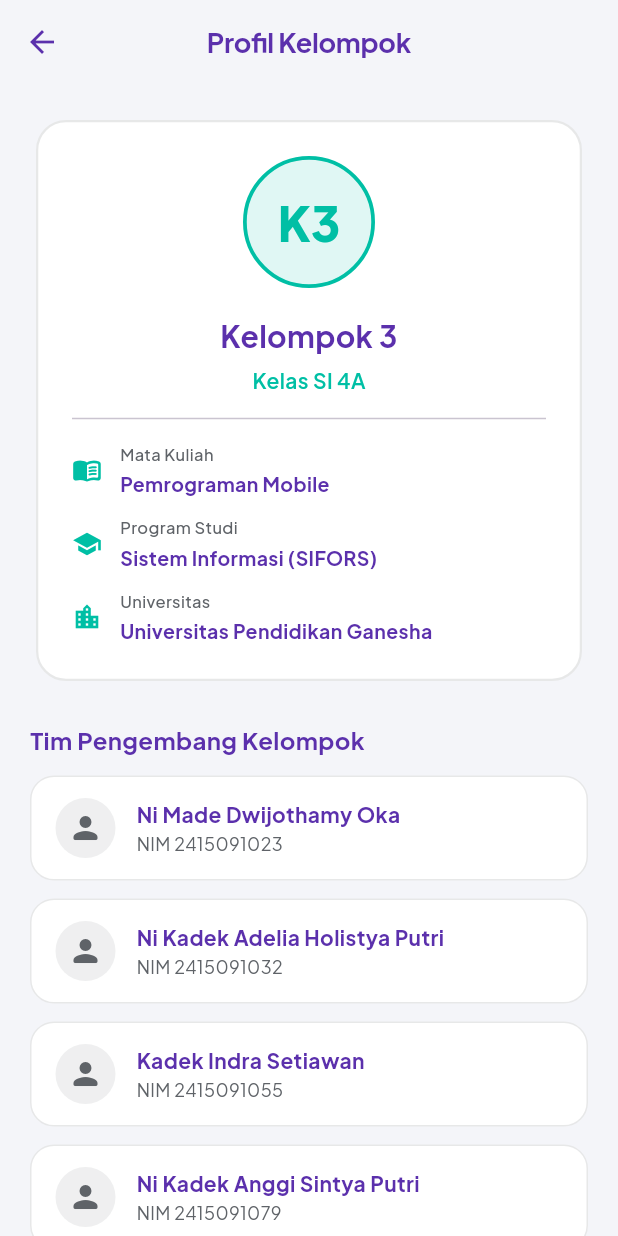
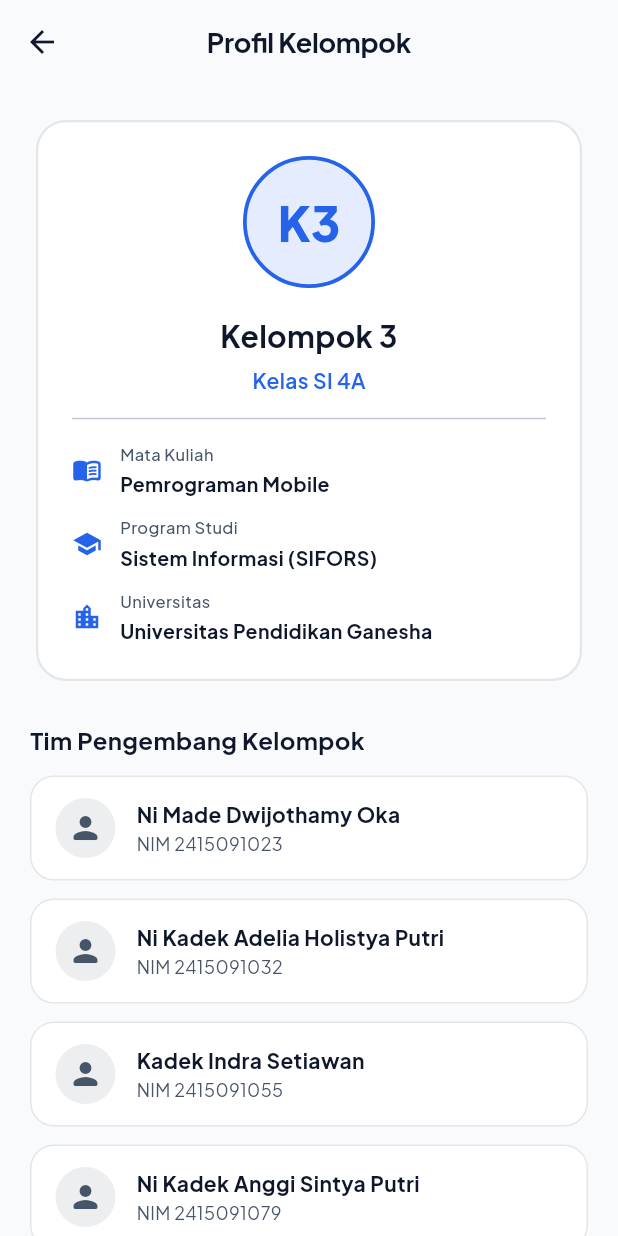
Before and after one commit to dwika26/presensi_app, a Flutter app: the ProfilPage screen opened directly, on a phone screen of 412 x 824 dp. Run offline on Flutter 3.47's test engine with Material 3 defaults, Android fonts, the light colour scheme and no system bars; our stand-ins replace device_preview, flutter_bloc, google_fonts, image_picker, permission_handler; network calls fail.

Commit message:
Update colors from purple/teal to premium navy and royal blue

```diff
--- a/lib/config/app_theme.dart
+++ b/lib/config/app_theme.dart
@@ -5,13 +5,13 @@ import 'package:google_fonts/google_fonts.dart';
 class AppColors {
   AppColors._();
 
-  static const inkNavy = Color(0xFF5B30AC); // Deep Purple (Primary/Text)
+  static const inkNavy = Color(0xFF0F172A); // Deep Navy (Primary/Text)
   static const navySurface = Color(0xFFFFFFFF); // Clean White (Cards)
-  static const brass = Color(0xFF00BFA5); // Vibrant Teal (Accents)
+  static const brass = Color(0xFF2563EB); // Royal Blue Accent (Replaces Teal Accent)
   static const ivory = Color(0xFFFFFFFF); // Pure White
-  static const parchment = Color(0xFFF4F5F9); // Light Grey/Purple (Background)
-  static const charcoal = Color(0xFF5F6368); // Slate Grey (Secondary Text)
-  static const sage = Color(0xFF00BFA5); // Success Teal
+  static const parchment = Color(0xFFF8FAFC); // Light Slate (Background)
+  static const charcoal = Color(0xFF475569); // Slate Grey (Secondary Text)
+  static const sage = Color(0xFF10B981); // Success Green
   static const rust = Color(0xFFEF4444); // Error Red
 }
 
```
